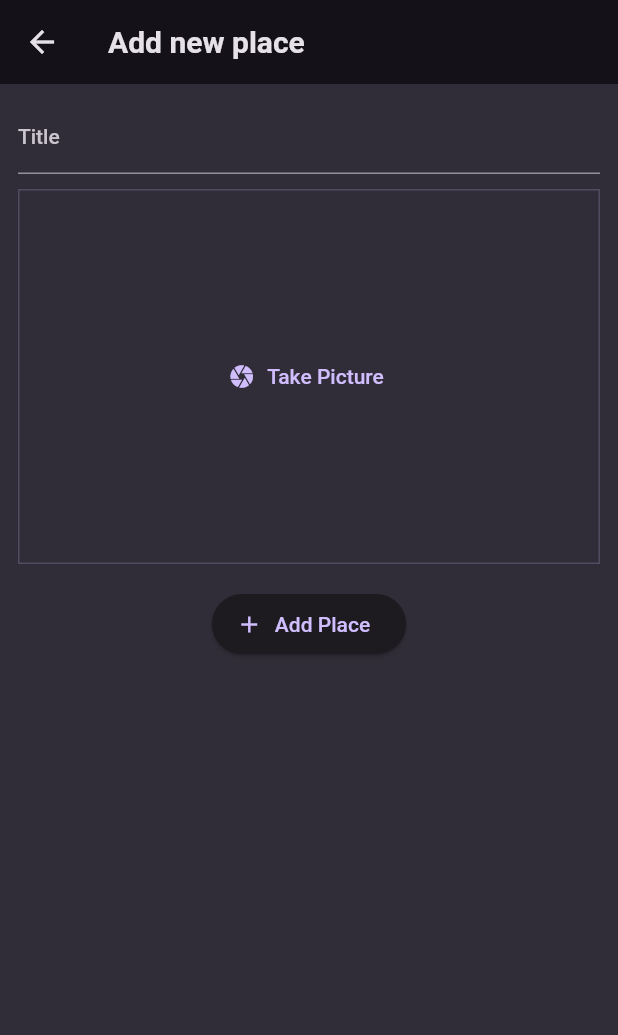
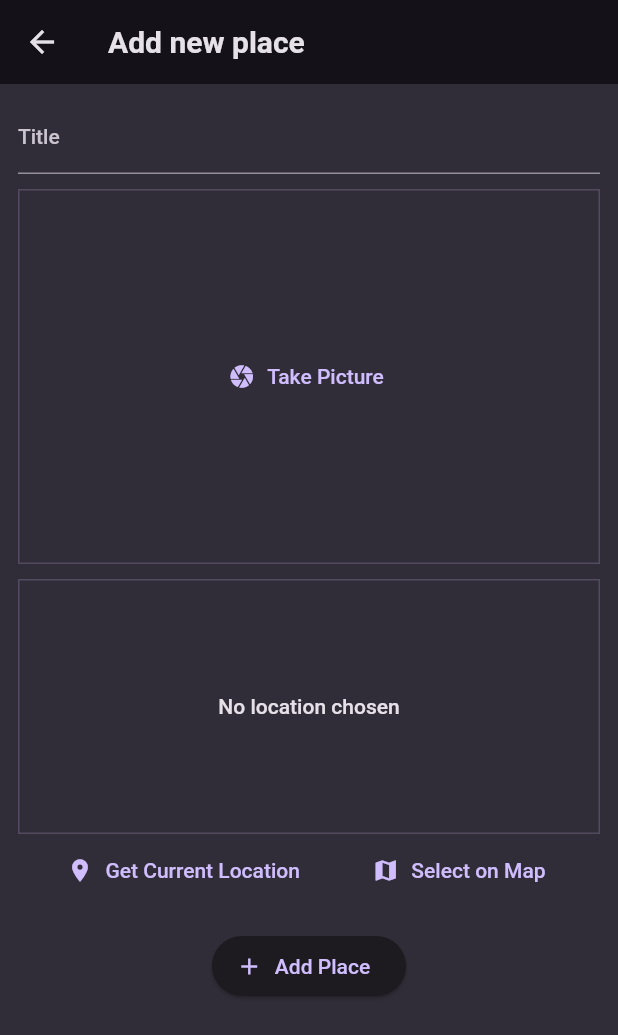
Before and after one commit to aswinsubhash/favorite_places_app, a Flutter app: the AddPlaceScreen screen opened directly, on a phone screen of 412 x 824 dp. Shown: the top 1035 px of the screen. Run offline on Flutter 3.47's test engine with Material 2 defaults, Android fonts, the phone set to English and light mode, and no system bars; our stand-ins replace flutter_riverpod, google_fonts, image_picker.

Commit message:
Added location package and done some ui works

```diff
--- a/lib/screens/add_place.dart
+++ b/lib/screens/add_place.dart
@@ -2,6 +2,7 @@ import 'dart:io';
 
 import 'package:favorite_places_app/providers/user_places.dart';
 import 'package:favorite_places_app/widgets/image_input.dart';
+import 'package:favorite_places_app/widgets/location_input.dart';
 import 'package:flutter/material.dart';
 import 'package:flutter_riverpod/flutter_riverpod.dart';
 
@@ -22,7 +23,9 @@ class _AddPlaceScreenState extends ConsumerState<AddPlaceScreen> {
     if (enteredTitle.isEmpty || _selectedImage == null) {
       return;
     }
-    ref.read(userPlaceProvider.notifier).addPlace(enteredTitle,_selectedImage!);
+    ref
+        .read(userPlaceProvider.notifier)
+        .addPlace(enteredTitle, _selectedImage!);
     Navigator.of(context).pop();
   }
 
@@ -50,12 +53,15 @@ class _AddPlaceScreenState extends ConsumerState<AddPlaceScreen> {
               ),
             ),
             const SizedBox(height: 10),
+
             ImageInput(
               onPickImage: (image) {
                 _selectedImage = image;
               },
             ),
-            const SizedBox(height: 16),
+            const SizedBox(height: 10),
+            LocationInput(),
+              const SizedBox(height: 16),
             ElevatedButton.icon(
               onPressed: _savePlace,
               icon: const Icon(Icons.add),
--- /dev/null
+++ b/lib/widgets/location_input.dart
@@ -0,0 +1,51 @@
+import 'package:flutter/material.dart';
+
+class LocationInput extends StatefulWidget {
+  const LocationInput({super.key});
+
+  @override
+  State<LocationInput> createState() => _LocationInputState();
+}
+
+class _LocationInputState extends State<LocationInput> {
+  @override
+  Widget build(BuildContext context) {
+    return Column(
+      children: [
+        Container(
+          decoration: BoxDecoration(
+            border: Border.all(
+              width: 1,
+              color: Theme.of(context).colorScheme.primary.withOpacity(0.2),
+            ),
+          ),
+          height: 170,
+          width: double.infinity,
+          alignment: Alignment.center,
+          child: Text(
+            'No location chosen',
+            textAlign: TextAlign.center,
+            style: Theme.of(context).textTheme.bodyLarge!.copyWith(
+              color: Theme.of(context).colorScheme.onBackground,
+            ),
+          ),
+        ),
+        Row(
+          mainAxisAlignment: MainAxisAlignment.spaceEvenly,
+          children: [
+            TextButton.icon(
+              onPressed: () {},
+              icon: const Icon(Icons.location_on),
+              label: const Text("Get Current Location"),
+            ),
+            TextButton.icon(
+              onPressed: () {},
+              icon: const Icon(Icons.map),
+              label: const Text('Select on Map'),
+            ),
+          ],
+        )
+      ],
+    );
+  }
+}
--- a/pubspec.yaml
+++ b/pubspec.yaml
@@ -34,6 +34,7 @@ dependencies:
   flutter_riverpod: ^2.3.6
   google_fonts: ^5.0.0
   image_picker: ^0.8.9
+  location: ^4.4.0
   uuid: ^3.0.7
 
 dev_dependencies:
```
Also changed, not shown: pubspec.lock, 1 other file.
